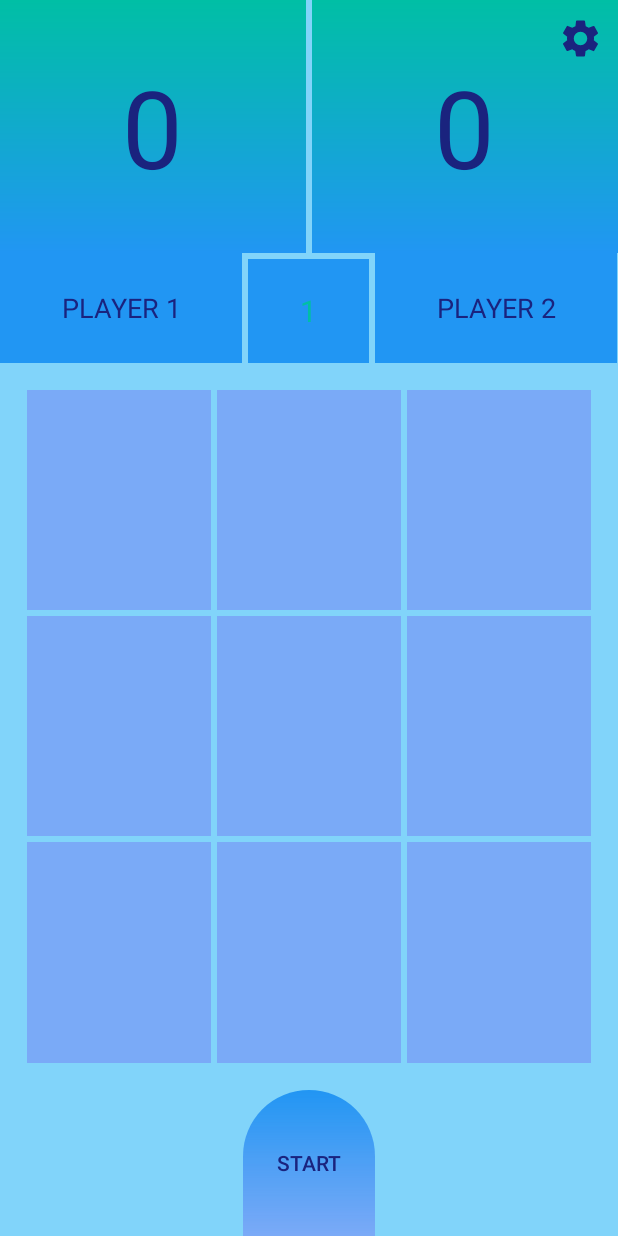
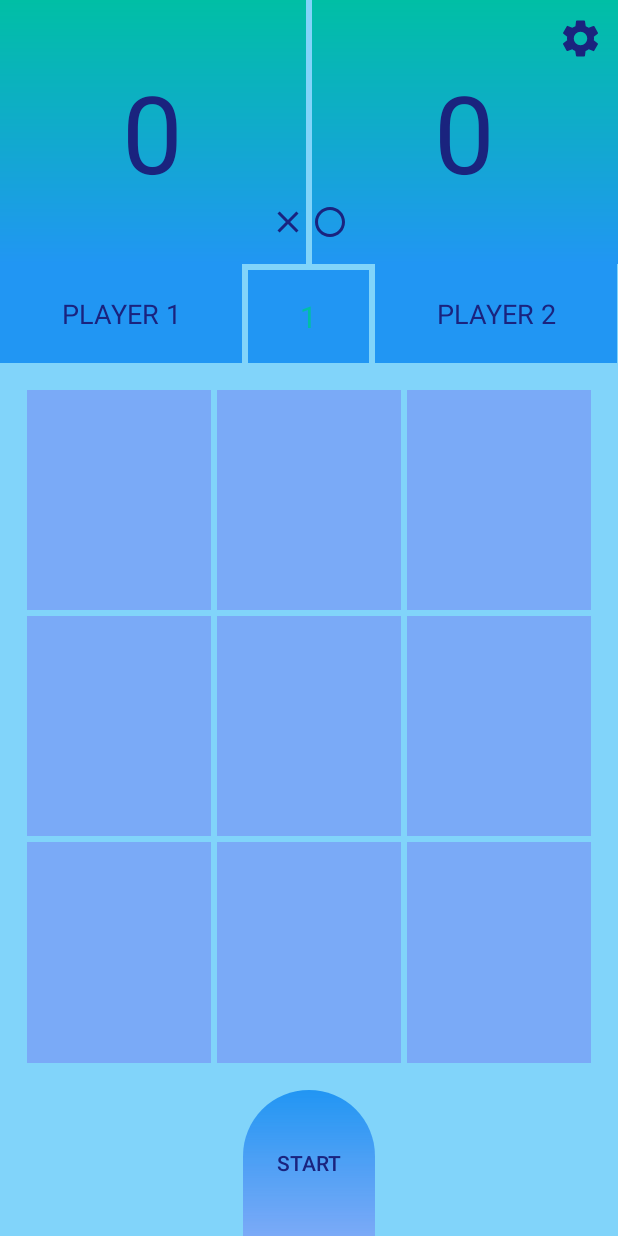
Before and after one commit to S-C-U-B-E/KATA-KUTI, an Android app: the screen it shows after launch (MainActivity), on a phone screen of 412 x 824 dp. Run offline under Robolectric (Android 15) with nearby library versions, the phone set to English and light mode, and no system bars.

Commit message:
2.1.3 Now Players can choose a symbol of there choice..

```diff
--- a/app/src/main/java/com/example/kata_kuti/MainActivity.java
+++ b/app/src/main/java/com/example/kata_kuti/MainActivity.java
@@ -111,6 +111,7 @@ public class MainActivity extends AppCompatActivity implements SharedPreferences
     public static boolean isSymbolTurnedTrue;
 
     int Player1_symbol,Player2_symbol;
+    ImageView Player1_symbol_image,Player2_symbol_image;
 
     /*
     * Variables specially declared and set only for THEME CHANGE purpose
@@ -186,6 +187,8 @@ public class MainActivity extends AppCompatActivity implements SharedPreferences
         scorePlayerTwo = findViewById(R.id.textviewscore2);
         scorePlayerOneParent = findViewById(R.id.textviewscore1_parent);
         scorePlayerTwoParent = findViewById(R.id.textviewscore2_parent);
+        Player1_symbol_image = findViewById(R.id.imageviewplayer1_symbol);
+        Player2_symbol_image = findViewById(R.id.imageviewplayer2_symbol);
         scorePlayerOneTitle = findViewById(R.id.textviewplayer1);
         scorePlayerTwoTitle = findViewById(R.id.textviewplayer2);
         spinner = findViewById(R.id.rounds);
@@ -719,10 +722,45 @@ public class MainActivity extends AppCompatActivity implements SharedPreferences
 
     }
 
+    /*
+    * THE PLAYERS MUST KNOW THEIR CURRENT CHOSEN SYMBOLS
+    * SOB POSSIBLE CASES ER TOH DHYAN RAKHTE E HOBE ..TAI NA?
+    *
+    * */
+    private void maintainSymbolImage(){
+        if(mThemeChoice.equals("fire")){
+            maintainSymbol(R.drawable.kata_fire,R.drawable.kuti_fire);
+
+        }else if(mThemeChoice.equals("water")){
+            maintainSymbol(R.drawable.kata_water,R.drawable.kuti_water);
+
+        }else if(mThemeChoice.equals("earth")){
+            maintainSymbol(R.drawable.kata_earth,R.drawable.kuti_earth);
+        }
+    }
+
+    private void maintainSymbol(int vkata, int vkuti){
+        if(isSymbolTurnedTrue){
+            Player1_symbol_image.setImageResource(vkata);
+            Player2_symbol_image.setImageResource(vkuti);
+
+        }else{
+            Player1_symbol_image.setImageResource(vkuti);
+            Player2_symbol_image.setImageResource(vkata);
+        }
+    }
+
+    /*
+    *
+    * Depending on choice of user, User may opt for any one of the symbols (Kata/Kuti)
+    * BUT THEY CAN'T CHANGE IT IN MIDDLE OF A MATCH GOING ON.. BUT CAN CHANGE IN BETWEEN ROUNDS OR GAMES
+    * SCORES WILL REMAIN UNAFFECTED (I MEAN ..THATS IS THE POINT RIGHT!!! XD)
+    * */
     private void maintainSymbol(){
         if(isSymbolTurnedTrue){
             Player1_symbol = R.drawable.kata;
             Player2_symbol = R.drawable.kuti;
+
         }else{
             Player1_symbol = R.drawable.kuti;
             Player2_symbol = R.drawable.kata;
@@ -745,6 +783,7 @@ public class MainActivity extends AppCompatActivity implements SharedPreferences
         gameScorePlayer1.setTextSize(TypedValue.COMPLEX_UNIT_SP,72);
 
         maintainSymbol();
+        maintainSymbolImage();
 
         mStringScorePlayer1  = mScorePlayer1+"";
         mStringScorePlayer2 = mScorePlayer2+"";
@@ -1200,6 +1239,7 @@ public class MainActivity extends AppCompatActivity implements SharedPreferences
         * */
 
             maintainSymbol();
+            maintainSymbolImage();
             mIsMatchInProgress = true;
             clickCount = 0;
             foundWinner = false;
@@ -1242,6 +1282,7 @@ public class MainActivity extends AppCompatActivity implements SharedPreferences
         }
 
         maintainSymbol();
+        maintainSymbolImage();
 
         textViewPlayer2.setBackgroundResource(playerIdle);
         textViewPlayer1.setBackgroundResource(playerIdle);
@@ -1612,7 +1653,7 @@ public class MainActivity extends AppCompatActivity implements SharedPreferences
     protected void onRestart() {
         super.onRestart();
 
-        if(!mIsMatchInProgress) {
+        if(!mIsMatchInProgress) { // ONLY APPLY THESE CHANGES AFTER COMING FROM SETTINGS SCREEN IF A MATCH IS NOT IN PROGRESS
             if (isTwoPlayerModeAllowed) {
                 textViewPlayer1.setText("PLAYER 1");
                 textViewPlayer2.setText("PLAYER 2");
@@ -1627,8 +1668,11 @@ public class MainActivity extends AppCompatActivity implements SharedPreferences
                 }
 
             }
+
+            maintainSymbolImage();
         }
         //Toast.makeText(MainActivity.this,"onRestart()",Toast.LENGTH_SHORT).show();
+
     }
 
     /*
--- /dev/null
+++ b/app/src/main/res/drawable/kata_earth.xml
@@ -0,0 +1,9 @@
+<vector xmlns:android="http://schemas.android.com/apk/res/android"
+        android:width="24dp"
+        android:height="24dp"
+        android:viewportWidth="24.0"
+        android:viewportHeight="24.0">
+    <path
+        android:fillColor="#3E2723"
+        android:pathData="M19,6.41L17.59,5 12,10.59 6.41,5 5,6.41 10.59,12 5,17.59 6.41,19 12,13.41 17.59,19 19,17.59 13.41,12z"/>
+</vector>
--- /dev/null
+++ b/app/src/main/res/drawable/kata_fire.xml
@@ -0,0 +1,9 @@
+<vector xmlns:android="http://schemas.android.com/apk/res/android"
+        android:width="24dp"
+        android:height="24dp"
+        android:viewportWidth="24.0"
+        android:viewportHeight="24.0">
+    <path
+        android:fillColor="#B71C1C"
+        android:pathData="M19,6.41L17.59,5 12,10.59 6.41,5 5,6.41 10.59,12 5,17.59 6.41,19 12,13.41 17.59,19 19,17.59 13.41,12z"/>
+</vector>
--- /dev/null
+++ b/app/src/main/res/drawable/kata_water.xml
@@ -0,0 +1,9 @@
+<vector xmlns:android="http://schemas.android.com/apk/res/android"
+        android:width="24dp"
+        android:height="24dp"
+        android:viewportWidth="24.0"
+        android:viewportHeight="24.0">
+    <path
+        android:fillColor="#1A237E"
+        android:pathData="M19,6.41L17.59,5 12,10.59 6.41,5 5,6.41 10.59,12 5,17.59 6.41,19 12,13.41 17.59,19 19,17.59 13.41,12z"/>
+</vector>
--- /dev/null
+++ b/app/src/main/res/drawable/kuti_earth.xml
@@ -0,0 +1,9 @@
+<vector xmlns:android="http://schemas.android.com/apk/res/android"
+        android:width="24dp"
+        android:height="24dp"
+        android:viewportWidth="24.0"
+        android:viewportHeight="24.0">
+    <path
+        android:fillColor="#3E2723"
+        android:pathData="M12,2C6.47,2 2,6.47 2,12s4.47,10 10,10 10,-4.47 10,-10S17.53,2 12,2zM12,20c-4.41,0 -8,-3.59 -8,-8s3.59,-8 8,-8 8,3.59 8,8 -3.59,8 -8,8z"/>
+</vector>
--- /dev/null
+++ b/app/src/main/res/drawable/kuti_fire.xml
@@ -0,0 +1,9 @@
+<vector xmlns:android="http://schemas.android.com/apk/res/android"
+        android:width="24dp"
+        android:height="24dp"
+        android:viewportWidth="24.0"
+        android:viewportHeight="24.0">
+    <path
+        android:fillColor="#B71C1C"
+        android:pathData="M12,2C6.47,2 2,6.47 2,12s4.47,10 10,10 10,-4.47 10,-10S17.53,2 12,2zM12,20c-4.41,0 -8,-3.59 -8,-8s3.59,-8 8,-8 8,3.59 8,8 -3.59,8 -8,8z"/>
+</vector>
--- /dev/null
+++ b/app/src/main/res/drawable/kuti_water.xml
@@ -0,0 +1,9 @@
+<vector xmlns:android="http://schemas.android.com/apk/res/android"
+        android:width="24dp"
+        android:height="24dp"
+        android:viewportWidth="24.0"
+        android:viewportHeight="24.0">
+    <path
+        android:fillColor="#1A237E"
+        android:pathData="M12,2C6.47,2 2,6.47 2,12s4.47,10 10,10 10,-4.47 10,-10S17.53,2 12,2zM12,20c-4.41,0 -8,-3.59 -8,-8s3.59,-8 8,-8 8,3.59 8,8 -3.59,8 -8,8z"/>
+</vector>
--- a/app/src/main/res/layout/activity_main.xml
+++ b/app/src/main/res/layout/activity_main.xml
@@ -48,6 +48,13 @@
                                         android:layout_height="wrap_content"
                                         android:layout_centerInParent="true"
                                         />
+                                    <ImageView
+                                        android:id="@+id/imageviewplayer1_symbol"
+                                        android:layout_width="wrap_content"
+                                        android:layout_height="wrap_content"
+                                        android:layout_below="@+id/textviewscore1"
+                                        android:layout_alignParentRight="true"
+                                        android:layout_alignParentEnd="true" />
                                 </RelativeLayout>
 
                                 <RelativeLayout
@@ -60,6 +67,11 @@
                                         android:layout_height="wrap_content"
                                         android:layout_width="wrap_content"
                                         android:layout_centerInParent="true"/>
+                                    <ImageView
+                                        android:id="@+id/imageviewplayer2_symbol"
+                                        android:layout_width="wrap_content"
+                                        android:layout_height="wrap_content"
+                                        android:layout_below="@+id/textviewscore2" />
                                 </RelativeLayout>
 
                             </TableRow>
```
